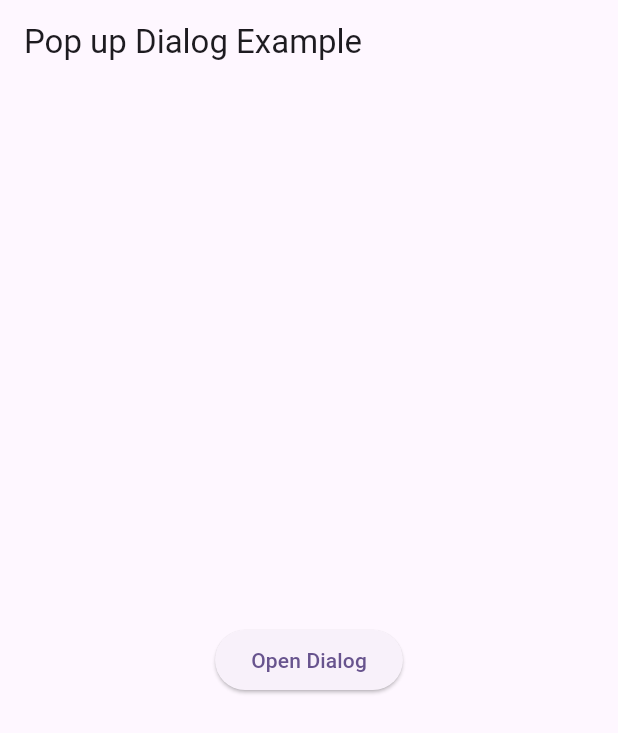
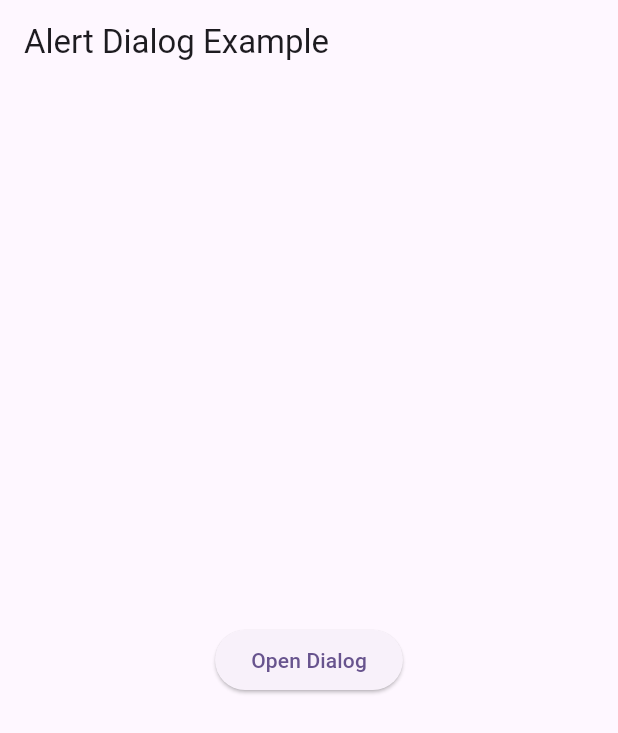
Before and after one commit to miyigun/alert_dialog_2, a Flutter app: the screen it shows after launch, on a phone screen of 412 x 824 dp. Shown: the top 733 px of the screen. Run offline on Flutter 3.47's test engine with Material 3 defaults, Android fonts, the phone set to English and light mode, and no system bars.

Commit message:
Commit 3

```diff
--- a/lib/main.dart
+++ b/lib/main.dart
@@ -11,13 +11,13 @@ class MyApp extends StatelessWidget {
   @override
   Widget build(BuildContext context) {
     return MaterialApp(
-      title: 'Pop up Dialog Example',
+      title: 'Alert Dialog Example',
       debugShowCheckedModeBanner: false,
       theme: ThemeData(
         colorScheme: ColorScheme.fromSeed(seedColor: Colors.deepPurple),
         useMaterial3: true,
       ),
-      home: const Home(title: 'Pop up Dialog Example'),
+      home: const Home(title: 'Alert Dialog Example'),
     );
   }
 }
```
